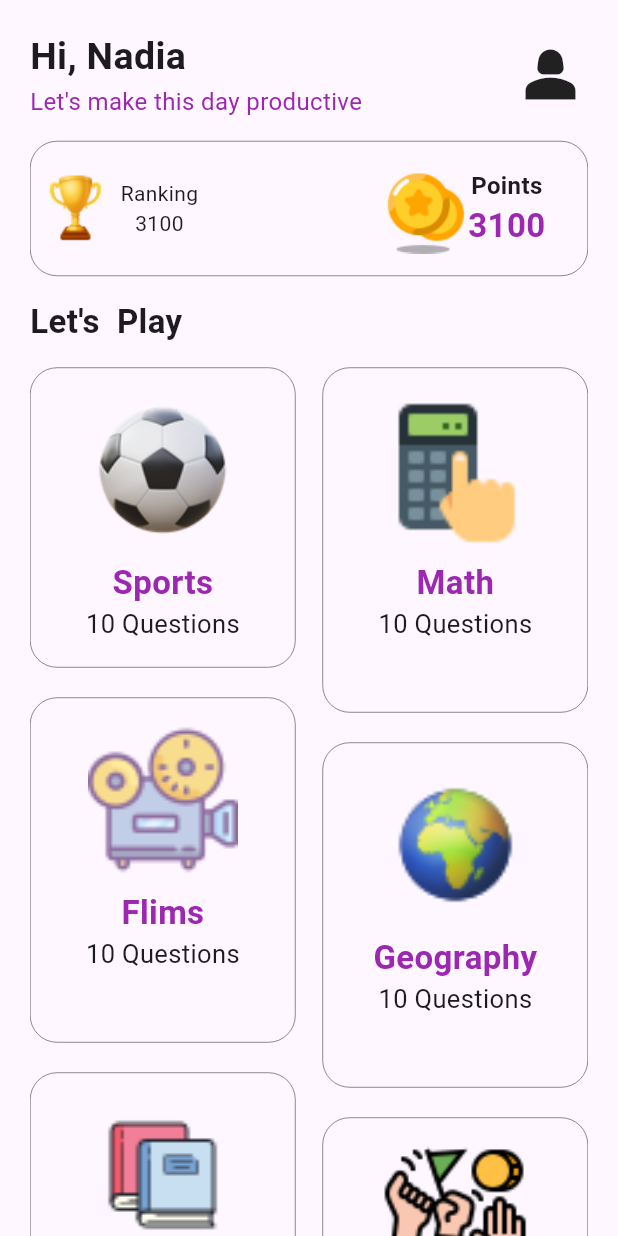
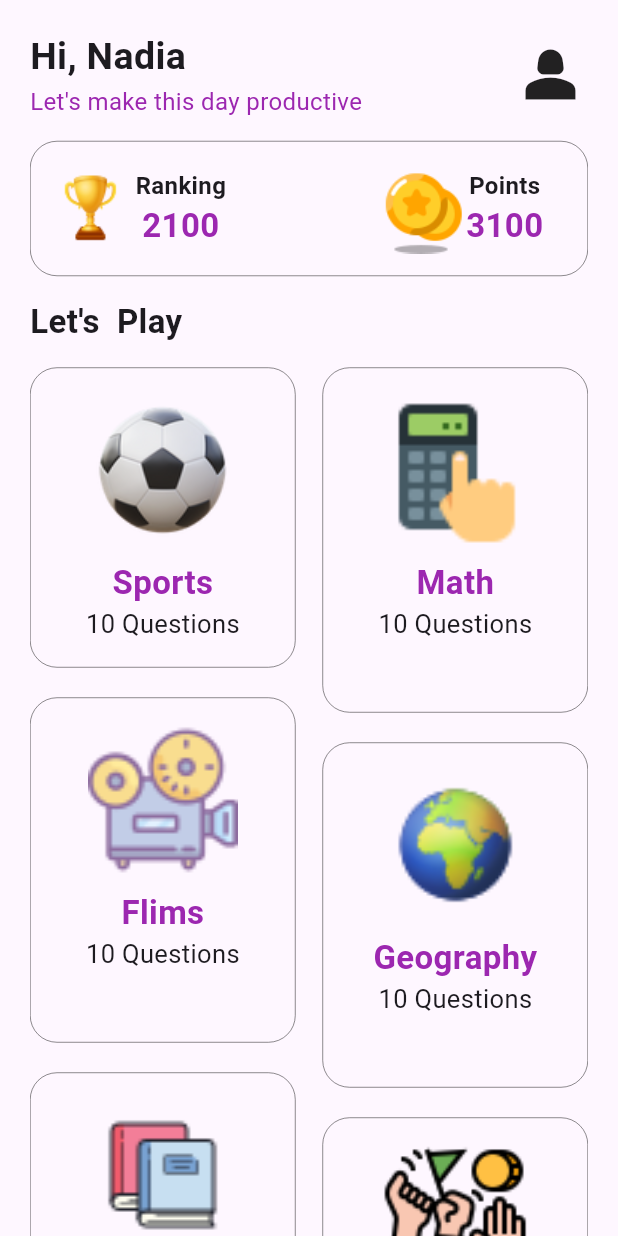
Before and after one commit to sohasara/Quiz-App, a Flutter app: the screen it shows after launch, on a phone screen of 412 x 824 dp. Run offline on Flutter 3.47's test engine with Material 3 defaults, Android fonts, the phone set to English and light mode, and no system bars.

Commit message:
add text style

```diff
--- a/lib/ui/home_page/home.dart
+++ b/lib/ui/home_page/home.dart
@@ -54,6 +54,9 @@ class HomePage extends StatelessWidget {
                 child: Row(
                   //mainAxisAlignment: MainAxisAlignment.spaceEvenly,
                   children: [
+                    const SizedBox(
+                      width: 10,
+                    ),
                     Image.asset(
                       'assets/cup.png',
                       height: 60,
@@ -61,12 +64,25 @@ class HomePage extends StatelessWidget {
                     const Column(
                       mainAxisAlignment: MainAxisAlignment.center,
                       children: [
-                        Text('Ranking'),
-                        Text('3100'),
+                        Text(
+                          'Ranking',
+                          style: TextStyle(
+                            fontSize: 16,
+                            fontWeight: FontWeight.bold,
+                          ),
+                        ),
+                        Text(
+                          '2100',
+                          style: TextStyle(
+                            fontSize: 22,
+                            fontWeight: FontWeight.w700,
+                            color: Colors.purple,
+                          ),
+                        ),
                       ],
                     ),
                     const SizedBox(
-                      width: 120,
+                      width: 100,
                     ),
                     Image.asset(
                       'assets/coin.png',
```
